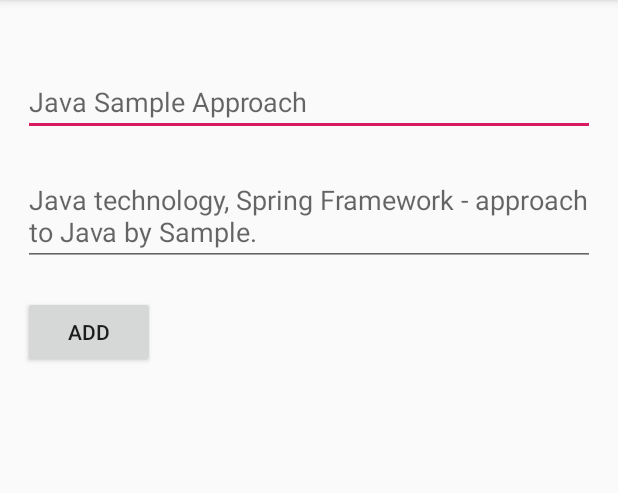
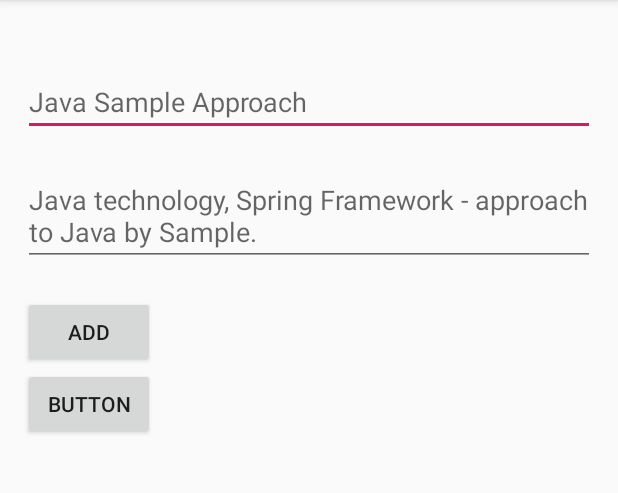
Before and after one commit to hhYanGG/CRUD, an Android app: the NoteActivity screen opened directly, with no data from a screen before it, on a phone screen of 412 x 824 dp, the part 84-577 px from its top. Run offline under Robolectric (Android 15) with nearby library versions, the phone set to English and light mode, and no system bars.

```diff
--- a/app/build.gradle
+++ b/app/build.gradle
@@ -42,4 +42,8 @@ dependencies {
     androidTestImplementation 'com.android.support.test.espresso:espresso-core:3.0.2'
     implementation 'cn.jiguang.sdk:jpush:3.1.6'
     implementation 'cn.jiguang.sdk:jcore:1.2.5'
+
+    implementation 'com.amap.api:map2d:latest.integration'
+    implementation 'com.amap.api:location:latest.integration'
+    implementation 'com.amap.api:search:latest.integration'
 }
--- a/app/src/main/java/com/example/crud/NoteActivity.kt
+++ b/app/src/main/java/com/example/crud/NoteActivity.kt
@@ -1,6 +1,7 @@
 package com.example.crud
 
 import android.content.ContentValues
+import android.content.Intent
 import android.os.Bundle
 import android.os.PersistableBundle
 import android.support.v7.app.AppCompatActivity
@@ -14,6 +15,11 @@ class NoteActivity:AppCompatActivity() {
     override fun onCreate(savedInstanceState: Bundle?) {
         super.onCreate(savedInstanceState)
         setContentView(R.layout.activity_note)
+
+        showMap.setOnClickListener{
+
+            startActivity(Intent(this,AmapActivity::class.java))
+        }
 
         try {
             var bundle:Bundle = intent.extras
--- a/app/src/main/res/layout/activity_note.xml
+++ b/app/src/main/res/layout/activity_note.xml
@@ -11,7 +11,7 @@
             android:layout_height="wrap_content"
             android:layout_marginTop="30dp"
             android:hint="Java Sample Approach"
-            android:inputType="textPersonName" />
+            android:inputType="textPersonName"/>
 
     <EditText
             android:id="@+id/edtContent"
@@ -19,12 +19,16 @@
             android:layout_height="wrap_content"
             android:layout_marginTop="20dp"
             android:hint="Java technology, Spring Framework - approach to Java by Sample."
-            android:inputType="textMultiLine" />
+            android:inputType="textMultiLine"/>
 
     <Button
             android:id="@+id/btAdd"
             android:layout_width="wrap_content"
             android:layout_height="wrap_content"
             android:layout_marginTop="20dp"
-            android:text="Add" />
+            android:text="Add"/>
+    <Button
+            android:text="Button"
+            android:layout_width="wrap_content"
+            android:layout_height="wrap_content" android:id="@+id/showMap"/>
 </LinearLayout>
```
Also changed, not shown: app/src/main/AndroidManifest.xml (+8 -0 lines), app/src/main/java/com/example/crud/AmapActivity.kt (added, +37 -0 lines), app/src/main/res/layout/activity_map.xml (added, +13 -0 lines).
